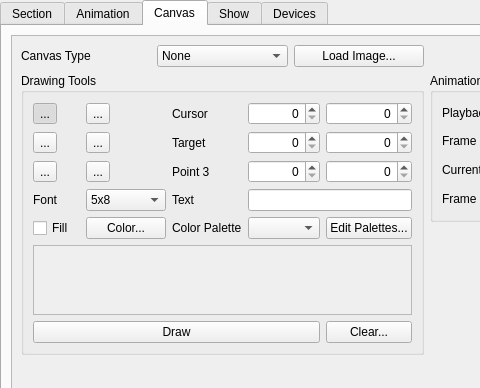
8bitbuddhist/PixelMaestro-Studio, file src/widget/maestrocontrolwidget.ui: the form before one commit; both pictures show x 0 to 480 and y 0 to 388 of the 610 by 500 pixel window.
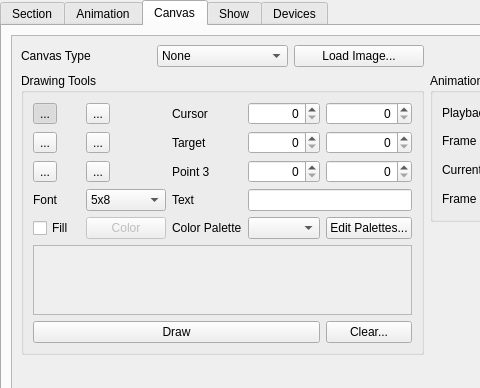
The form after the commit. The open tabs and pages were chosen to show the change. Icons and pictures are not drawn.

What changed in the file:
```diff
--- a/src/widget/maestrocontrolwidget.ui
+++ b/src/widget/maestrocontrolwidget.ui
@@ -1045,11 +1045,14 @@
               </item>
               <item row="8" column="2">
                <widget class="QPushButton" name="selectColorButton">
+                <property name="enabled">
+                 <bool>false</bool>
+                </property>
                 <property name="toolTip">
                  <string>Sets the color used to draw shapes</string>
                 </property>
                 <property name="text">
-                 <string>Color...</string>
+                 <string>Color</string>
                 </property>
                </widget>
               </item>
```
Left out of the diff: 4 changed lines with no effect on the pictures.
